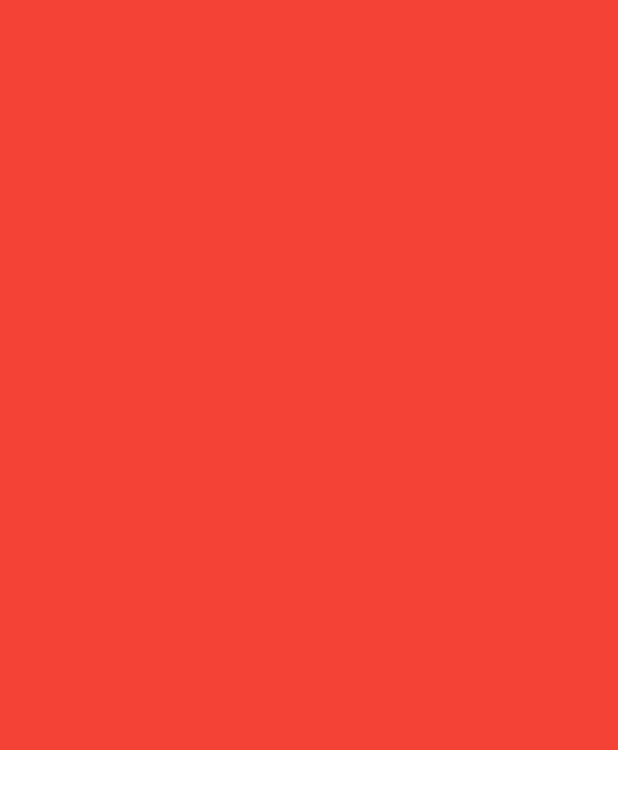
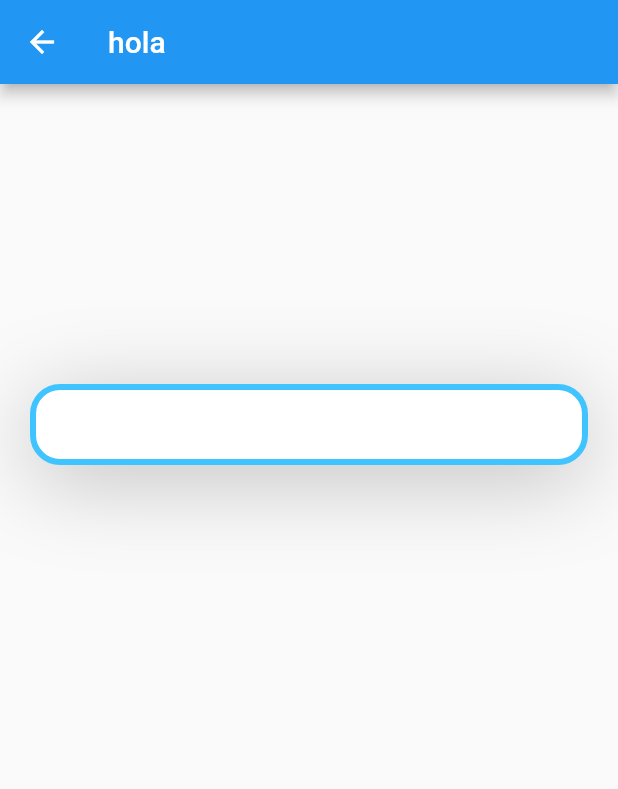
Before and after one commit to YexiCortez/NetJob, a Flutter app: the RegistroScreen screen opened directly, on a phone screen of 412 x 824 dp. Shown: the top 789 px of the screen. Run offline on Flutter 3.47's test engine with Material 2 defaults, Android fonts, the phone set to English and light mode, and no system bars.

Commit message:
Actualización pag Registro

```diff
--- a/lib/P_registro.dart
+++ b/lib/P_registro.dart
@@ -6,26 +6,52 @@ class RegistroScreen extends StatelessWidget {
   Widget build(BuildContext context) {
     return Scaffold
     (
+      appBar: AppBar(  title: Text('hola') ),
+
+
       body : Column
       (
         //holalasldlas
         children: <Widget>
         [
+          // aqui debe ir el logo
           Container
           (
-            height: 500,
-            width: 430,
-            color: Colors.red,
+            height: 200,
+            width: 200,
           ),
-          Positioned(
-            child: Container(
-              height: 54,
-              decoration: BoxDecoration
+
+            Positioned
+            (
+              bottom:0,
+              left: 0,
+              right: 0,
+              child: Container
               (
-                color: Colors.white,
+                margin: EdgeInsets.symmetric(horizontal: 20.0),
+                height: 54,
+                decoration: BoxDecoration
+                (
+                  color: Colors.white,
+                  borderRadius:  BorderRadius.circular(20),
+                  border:Border.all
+                  (
+                    color: Colors.lightBlueAccent,
+                    width: 4,
+                  ),
+                  boxShadow:
+                  [
+                    BoxShadow
+                    (
+                      offset: Offset(0,10),
+                      blurRadius: 50,
+                      color: Colors.black.withOpacity(0.23),
+                    )
+                  ]
+
+                ),
               ),
             ),
-          ),
         ]
       )
     );
```
Also changed, not shown: assets/img/no-image.jpg (added).
